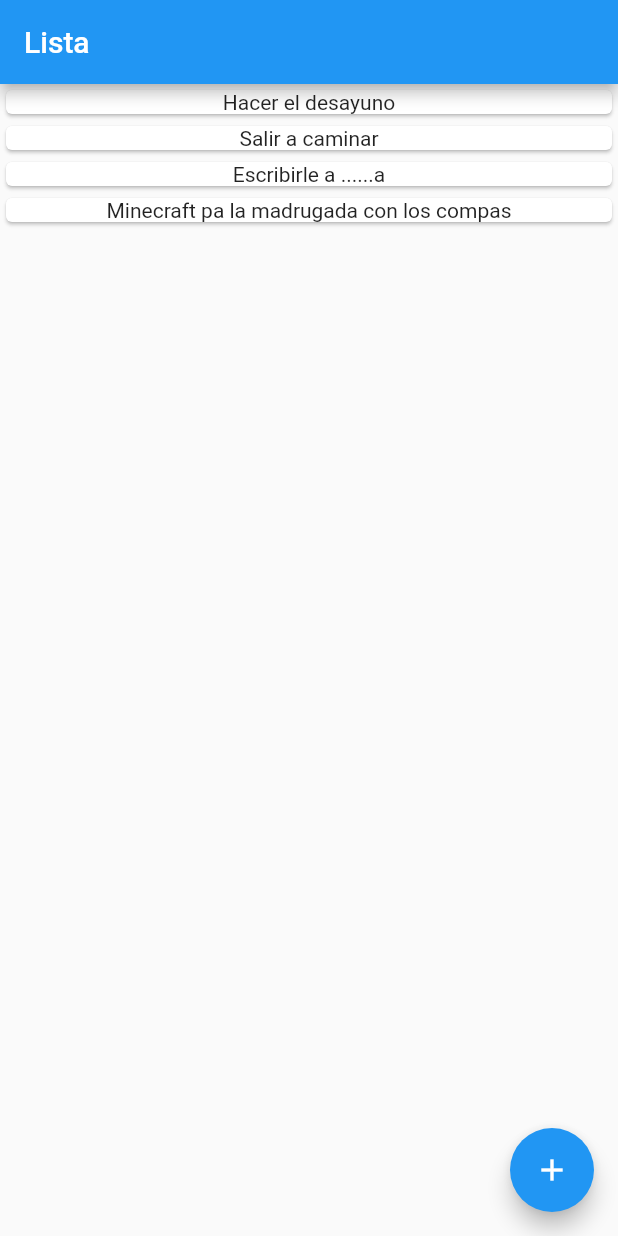
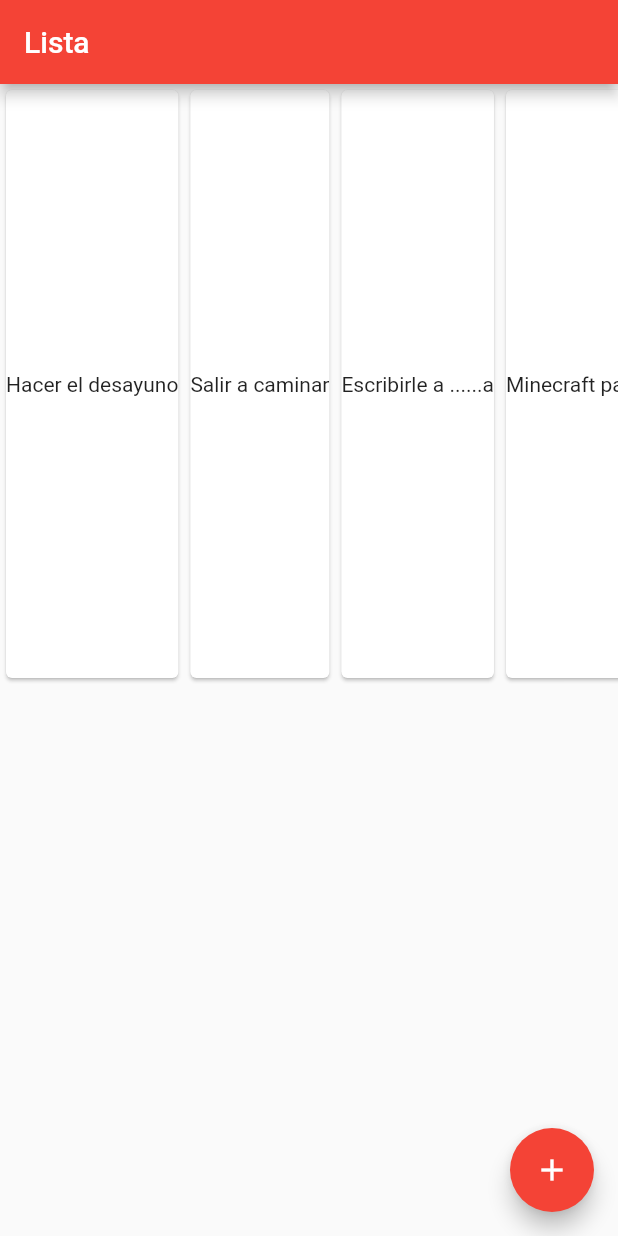
Before and after one commit to triusdeil/Flutter_App, a Flutter app: the screen it shows after launch, after a tap on the "add" icon, on a phone screen of 412 x 824 dp. Run offline on Flutter 3.47's test engine with Material 2 defaults, Android fonts, the phone set to English and light mode, and no system bars.

Commit message:
probando Scafford y Material App
se hicieron algunos cambios al codigo como adiccion de una lista horizontal y con scroll

```diff
--- a/primera_app_flutter/lib/main.dart
+++ b/primera_app_flutter/lib/main.dart
@@ -2,10 +2,65 @@ import 'package:flutter/material.dart';
 
 void main(){
   runApp(
-    MyApp()
+    MyAppDos('otra tarea no mas')
   );
 }
-
+class MyAppDos extends StatefulWidget{
+ @override
+ String nuevaTarea;
+ MyAppDos(this.nuevaTarea);
+ State<MyAppDos> createState(){
+   return StateMiApp();
+ }
+}
+class StateMiApp extends State<MyAppDos>{
+  List<String> tareas;
+  @override
+  void initState() {
+    super.initState();
+    print('build MiApp');
+     tareas = [
+    'Hacer el desayuno',
+    'Salir a caminar',
+    'Escribirle a ......a',
+    'Minecraft pa la madrugada con los compas'
+  ];
+  }
+ @override
+  Widget build(BuildContext context) {
+    print('build MiApp');
+    return  MaterialApp(
+     title:'MiApp',
+     home:Scaffold(
+       appBar: AppBar(
+         title: Text('Lista'),
+         backgroundColor: Colors.red,
+       ),//AppBar
+       body:Container(
+         height: 400.0,
+          child: ListView.builder(
+         scrollDirection: Axis.horizontal,
+         itemCount: tareas.length,
+         itemBuilder: (context,position){
+           return Tarea(tareas[position]);
+         },
+         //children: tareas.map( (elem) => Tarea(elem) ).toList()
+       )
+       ),
+         floatingActionButton: FloatingActionButton(
+           child: Icon(Icons.add),//Icono del Boton
+           backgroundColor: Colors.red,//Cambiar el color
+           onPressed:(){
+             setState(() {
+                    tareas.add(widget.nuevaTarea);
+                     print(tareas.length);
+             });
+             }
+         ),
+     ),//Scaffold
+   );
+  }
+}
 class MyApp extends StatelessWidget{
   List<String> tareas = [
     'Hacer el desayuno',
@@ -21,13 +76,18 @@ class MyApp extends StatelessWidget{
      home:Scaffold(
        appBar: AppBar(
          title: Text('Lista'),
+         backgroundColor: Colors.teal,
        ),//AppBar
        body:Column(
          children: tareas.map( (elem) => Tarea(elem) ).toList()
        ),
          floatingActionButton: FloatingActionButton(
-           child: Icon(Icons.add),
-           onPressed:(){print('click');}
+           child: Icon(Icons.add),//Icono del Boton
+           backgroundColor: Colors.teal,//Cambiar el color
+           onPressed:(){
+              tareas.add('Nueva Tarea');
+              print(tareas.length);
+             }
          ),
      ),//Scaffold
    );
@@ -40,10 +100,21 @@ class Tarea extends StatelessWidget{
   Tarea(this.tarea);
   @override
   Widget build(BuildContext build){
-    return Card(
+    return GestureDetector(
+      child: Card(
       child: Center(
         child: Text(tarea),
       ),
+    ),
+    onTap: (){
+      print('click en la tarea $tarea');
+    },
+    onDoubleTap:(){
+      print('doble click en la tarea $tarea');
+    },
+    onLongPress: (){
+      print('Long click en la tarea $tarea');
+    }
     );
   }
 }
```
